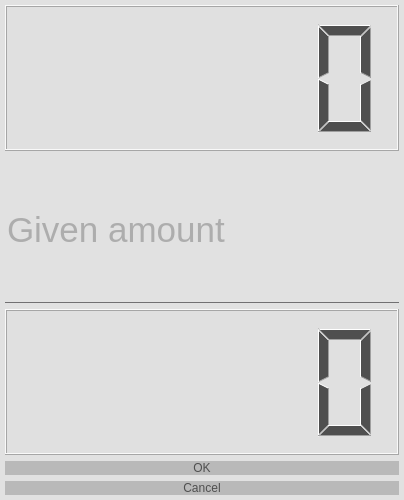
Before: the Qt Designer form uis/pay.ui in Mouradost/PatusNewShop, drawn with Qt 5.
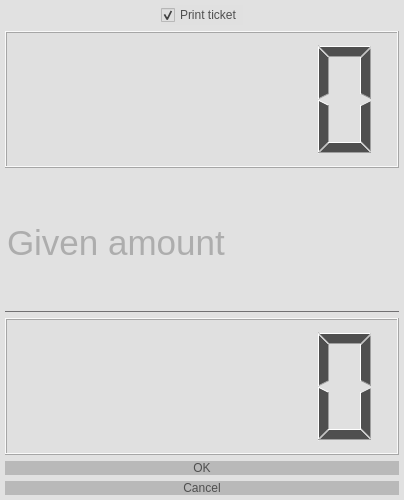
After: the same form once the commit is applied. Icons and pictures are not drawn.

```diff
--- a/uis/pay.ui
+++ b/uis/pay.ui
@@ -74,6 +74,59 @@
    <property name="bottomMargin">
     <number>5</number>
    </property>
+   <item>
+    <layout class="QHBoxLayout" name="horizontalLayout">
+     <item>
+      <spacer name="horizontalSpacer">
+       <property name="orientation">
+        <enum>Qt::Horizontal</enum>
+       </property>
+       <property name="sizeHint" stdset="0">
+        <size>
+         <width>40</width>
+         <height>20</height>
+        </size>
+       </property>
+      </spacer>
+     </item>
+     <item>
+      <widget class="QCheckBox" name="cb_printTicket">
+       <property name="layoutDirection">
+        <enum>Qt::LeftToRight</enum>
+       </property>
+       <property name="text">
+        <string>Print ticket</string>
+       </property>
+       <property name="icon">
+        <iconset resource="../resource/resource.qrc">
+         <normaloff>:/Simple icons/simple_icons/fi-rr-print.svg</normaloff>:/Simple icons/simple_icons/fi-rr-print.svg</iconset>
+       </property>
+       <property name="iconSize">
+        <size>
+         <width>25</width>
+         <height>25</height>
+        </size>
+       </property>
+       <property name="checked">
+        <bool>true</bool>
+       </property>
+      </widget>
+     </item>
+     <item>
+      <spacer name="horizontalSpacer_2">
+       <property name="orientation">
+        <enum>Qt::Horizontal</enum>
+       </property>
+       <property name="sizeHint" stdset="0">
+        <size>
+         <width>40</width>
+         <height>20</height>
+        </size>
+       </property>
+      </spacer>
+     </item>
+    </layout>
+   </item>
    <item>
     <widget class="QLCDNumber" name="lcdN_total">
      <property name="sizePolicy">
```
